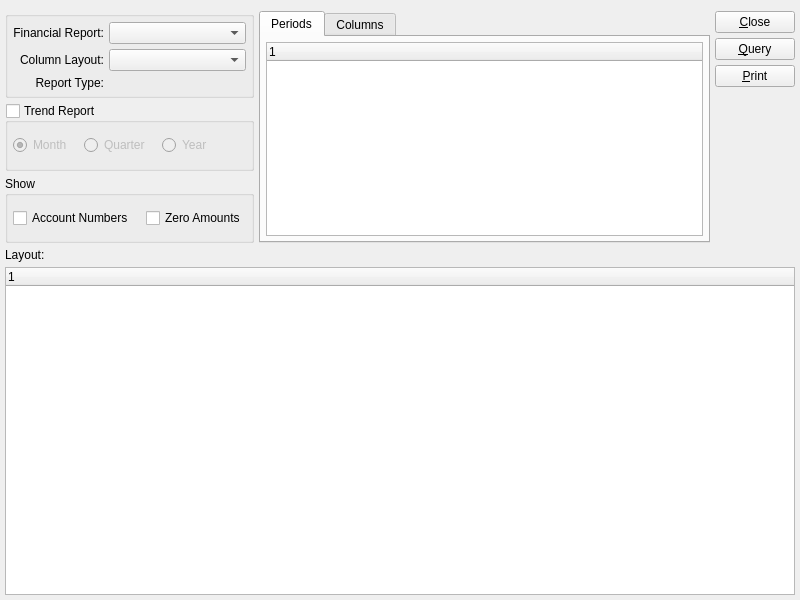
The window that xtuple/trunk/guiclient/dspFinancialReport.ui (WooodHead/xtuple) describes before a commit, drawn with Qt 5.
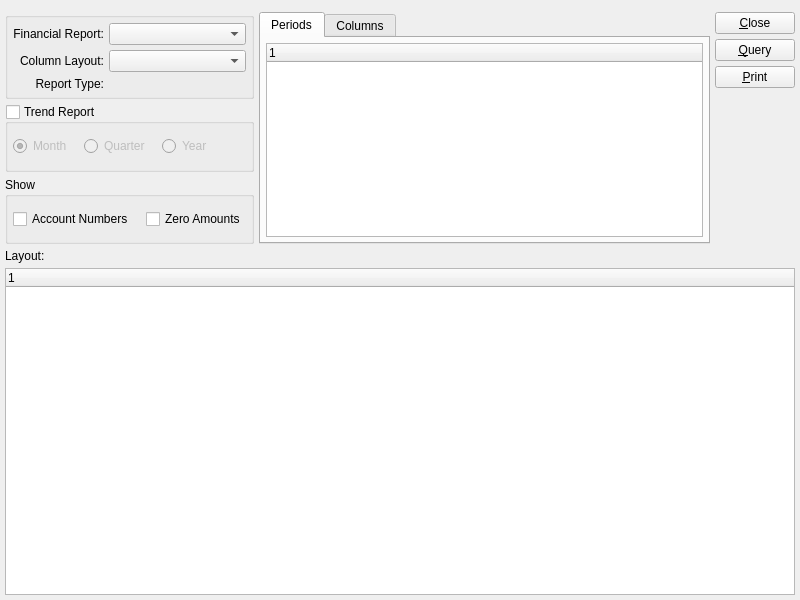
The same window after the commit. Custom widgets are drawn as their Qt base class.

What changed in the file:
```diff
--- a/xtuple/trunk/guiclient/dspFinancialReport.ui
+++ b/xtuple/trunk/guiclient/dspFinancialReport.ui
@@ -20,11 +20,9 @@
   <property name="windowTitle">
    <string>View Financial Report</string>
   </property>
-  <layout class="QGridLayout" name="gridLayout_6">
-   <item row="0" column="0">
     <layout class="QGridLayout" name="gridLayout_5">
      <property name="topMargin">
-      <number>6</number>
+    <number>12</number>
      </property>
      <item row="0" column="0">
       <widget class="QGroupBox" name="_layoutGroup">
@@ -411,9 +409,7 @@
        </layout>
       </widget>
      </item>
-    </layout>
-   </item>
-   <item row="1" column="0">
+   <item row="3" column="0">
     <widget class="QLabel" name="_layoutLit">
      <property name="sizePolicy">
       <sizepolicy hsizetype="Preferred" vsizetype="Preferred">
@@ -435,7 +431,7 @@
      </property>
     </widget>
    </item>
-   <item row="2" column="0">
+   <item row="4" column="0" colspan="3">
     <widget class="XTreeWidget" name="_layout">
      <property name="sizePolicy">
       <sizepolicy hsizetype="Expanding" vsizetype="Expanding">
```
Lines whose indentation alone changed are shown as unchanged.
